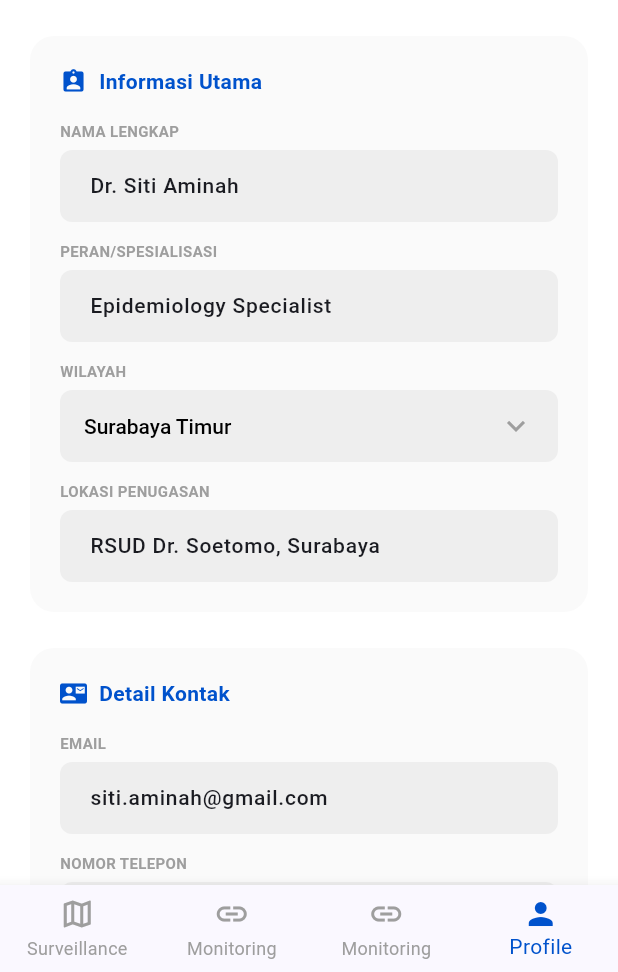
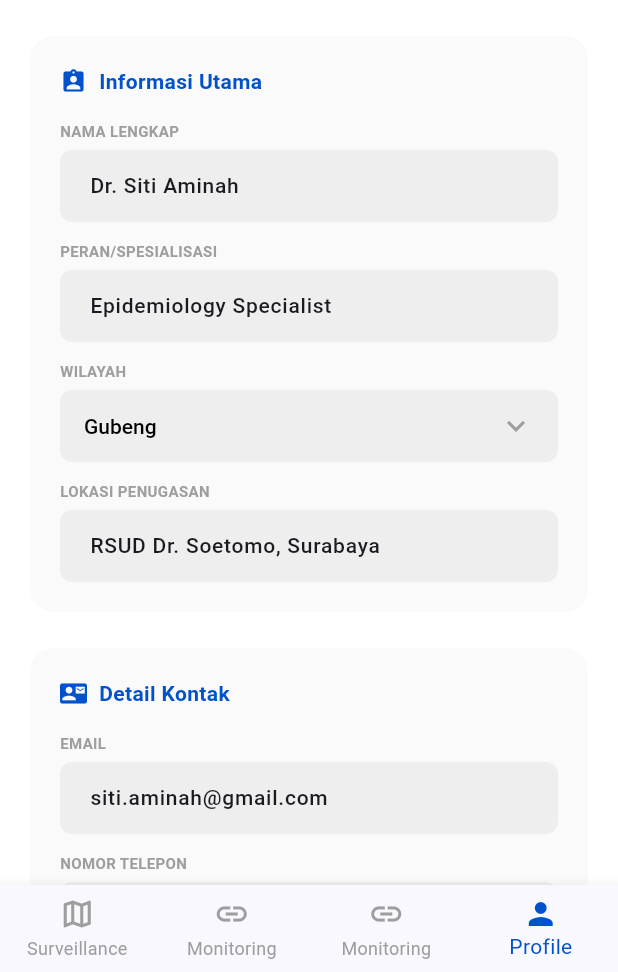
Before and after one commit to IrvanKurniawan624/tbhealthwatch-app, a Flutter app: the screen it shows after launch, after a tap on "Edit Profile", on a phone screen of 412 x 824 dp, the part 264-1236 px from its top. Run offline on Flutter 3.47's test engine with Material 3 defaults, Android fonts, the phone set to English and light mode, and no system bars.

Commit message:
feat(mobile): wire ApiProfileRepository and use 31-kecamatan region list

```diff
--- a/mobile/lib/presentation/pages/edit_profile_page.dart
+++ b/mobile/lib/presentation/pages/edit_profile_page.dart
@@ -24,12 +24,15 @@ class _EditProfilePageState extends State<EditProfilePage> {
   late TextEditingController _addressController;
 
   String? _selectedWilayah;
+  // TODO: fetch from /api/regions once auth is wired
   final List<String> _wilayahList = [
-    'Surabaya Pusat',
-    'Surabaya Utara',
-    'Surabaya Selatan',
-    'Surabaya Timur',
-    'Surabaya Barat'
+    'Asemrowo', 'Benowo', 'Bubutan', 'Bulak', 'Dukuh Pakis',
+    'Gayungan', 'Genteng', 'Gubeng', 'Gunung Anyar', 'Jambangan',
+    'Karang Pilang', 'Kenjeran', 'Krembangan', 'Lakarsantri', 'Mulyorejo',
+    'Pabean Cantian', 'Pakal', 'Rungkut', 'Sambikerep', 'Sawahan',
+    'Semampir', 'Simokerto', 'Sukolilo', 'Sukomanunggal', 'Tambaksari',
+    'Tandes', 'Tegalsari', 'Tenggilis Mejoyo', 'Wiyung', 'Wonocolo',
+    'Wonokromo',
   ];
 
   @override
@@ -43,7 +46,7 @@ class _EditProfilePageState extends State<EditProfilePage> {
     _phoneController = TextEditingController(text: widget.profile.phone);
     _addressController = TextEditingController(text: widget.profile.address.replaceAll('\n', ' '));
 
-    _selectedWilayah = 'Surabaya Timur';
+    _selectedWilayah = 'Gubeng';
   }
 
   @override
```
Also changed, not shown: mobile/lib/data/repositories/api_profile_repository.dart (+19 -15 lines).
